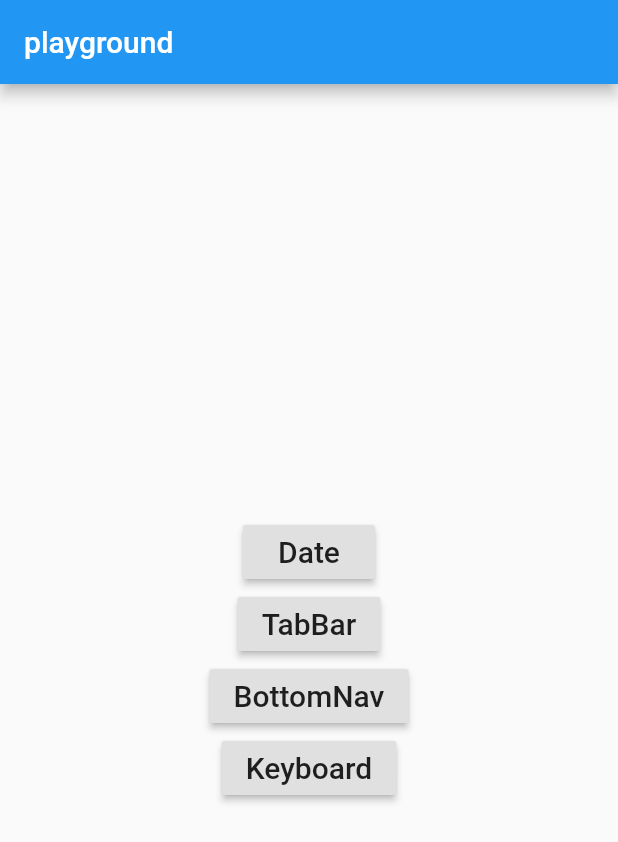
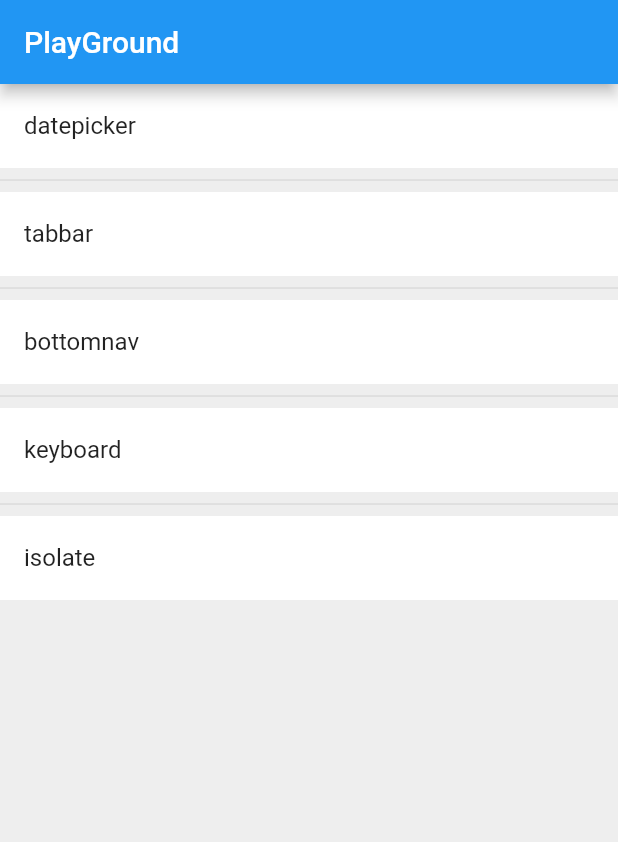
Before and after one commit to zacdaryl/flutter-playground, a Flutter app: the screen it shows after launch, on a phone screen of 412 x 824 dp. Shown: the top 842 px of the screen. Run offline on Flutter 3.47's test engine with Material 2 defaults, Android fonts, the phone set to English and light mode, and no system bars; our stand-ins replace flutter_spinkit.

Commit message:
add isolate demo

```diff
--- a/lib/main.dart
+++ b/lib/main.dart
@@ -1,4 +1,5 @@
 import 'package:flutter/material.dart';
+import 'package:playground/isolate/isolate_page.dart';
 import 'package:playground/keyboard/keyboard_done.dart';
 import 'date/date.dart';
 import 'keyboard/keyboard_done.dart';
@@ -25,13 +26,21 @@ class MyApp extends StatelessWidget {
         // is not restarted.
         primarySwatch: Colors.blue,
       ),
-      home: MyHomePage(title: 'playground'),
+      initialRoute: '/',
+      routes: {
+        '/': (context) => MyHomePage(),
+        '/datepicker': (context) => DatePicker(),
+        '/tabbar': (context) => TabBarSample(),
+        '/bottomnav': (context) => BottomNav(),
+        '/keyboard': (context) => KeyboardDoneExample(),
+        '/isolate': (context) => IsolatePage(),
+      },
     );
   }
 }
 
 class MyHomePage extends StatefulWidget {
-  MyHomePage({Key key, this.title}) : super(key: key);
+  MyHomePage({Key key}) : super(key: key);
 
   // This widget is the home page of your application. It is stateful, meaning
   // that it has a State object (defined below) that contains fields that affect
@@ -40,15 +49,21 @@ class MyHomePage extends StatefulWidget {
   // This class is the configuration for the state. It holds the values (in this
   // case the title) provided by the parent (in this case the App widget) and
   // used by the build method of the State. Fields in a Widget subclass are
-  // always marked "final".
-
-  final String title;
+  // always marked "final"
 
   @override
   _MyHomePageState createState() => _MyHomePageState();
 }
 
 class _MyHomePageState extends State<MyHomePage> {
+  List items = <String>[
+    '/datepicker',
+    '/tabbar',
+    '/bottomnav',
+    '/keyboard',
+    '/isolate',
+  ];
+
   @override
   Widget build(BuildContext context) {
     // This method is rerun every time setState is called, for instance as done
@@ -59,68 +74,26 @@ class _MyHomePageState extends State<MyHomePage> {
     // than having to individually change instances of widgets.
     return Scaffold(
       appBar: AppBar(
-        // Here we take the value from the MyHomePage object that was created by
-        // the App.build method, and use it to set our appbar title.
-        title: Text(widget.title),
+        title: Text('PlayGround'),
       ),
-      body: Center(
-        // Center is a layout widget. It takes a single child and positions it
-        // in the middle of the parent.
-        child: Column(
-          // Column is also a layout widget. It takes a list of children and
-          // arranges them vertically. By default, it sizes itself to fit its
-          // children horizontally, and tries to be as tall as its parent.
-          //
-          // Invoke "debug painting" (press "p" in the console, choose the
-          // "Toggle Debug Paint" action from the Flutter Inspector in Android
-          // Studio, or the "Toggle Debug Paint" command in Visual Studio Code)
-          // to see the wireframe for each widget.
-          //
-          // Column has various properties to control how it sizes itself and
-          // how it positions its children. Here we use mainAxisAlignment to
-          // center the children vertically; the main axis here is the vertical
-          // axis because Columns are vertical (the cross axis would be
-          // horizontal).
-          mainAxisAlignment: MainAxisAlignment.center,
-          children: <Widget>[
-            RaisedButton(
-              onPressed: () {
-                Navigator.push(
-                  context,
-                  MaterialPageRoute(builder: (context) => DatePicker()),
-                );
-              },
-              child: const Text('Date', style: TextStyle(fontSize: 20)),
-            ),
-            RaisedButton(
-              onPressed: () {
-                Navigator.push(
-                  context,
-                  MaterialPageRoute(builder: (context) => TabBarSample()),
-                );
-              },
-              child: const Text('TabBar', style: TextStyle(fontSize: 20)),
-            ),
-            RaisedButton(
-              onPressed: () {
-                Navigator.push(
-                  context,
-                  MaterialPageRoute(builder: (context) => BottomNav()),
-                );
-              },
-              child: const Text('BottomNav', style: TextStyle(fontSize: 20)),
-            ),
-            RaisedButton(
-              onPressed: () {
-                Navigator.push(
-                  context,
-                  MaterialPageRoute(
-                      builder: (context) => KeyboardDoneExample()),
-                );
-              },
-              child: const Text('Keyboard', style: TextStyle(fontSize: 20)),
-            ),
-          ],
+      body: DecoratedBox(
+        decoration: BoxDecoration(
+          color: Colors.grey[200],
+        ),
+        child: ListView.separated(
+          itemCount: items.length,
+          itemBuilder: (context, index) {
+            return Container(
+              color: Colors.white,
+              child: ListTile(
+                onTap: () {
+                  Navigator.of(context).pushNamed(items[index]);
+                },
+                title: Text(items[index].substring(1)),
+              ),
+            );
+          },
+          separatorBuilder: (context, index) => Divider(),
         ),
       ),
     );
--- a/pubspec.yaml
+++ b/pubspec.yaml
@@ -24,6 +24,8 @@ dependencies:
   # Use with the CupertinoIcons class for iOS style icons.
   cupertino_icons: ^0.1.2
   intl: ^0.16.1
+  provider: ^4.3.2+2
+  flutter_spinkit: ^4.1.2
 
 dev_dependencies:
   flutter_test:
```
Also changed, not shown: lib/isolate/isolate_page.dart (added, +157 -0 lines), lib/keyboard/keyboard_done.dart (+6 -2 lines), pubspec.lock.
